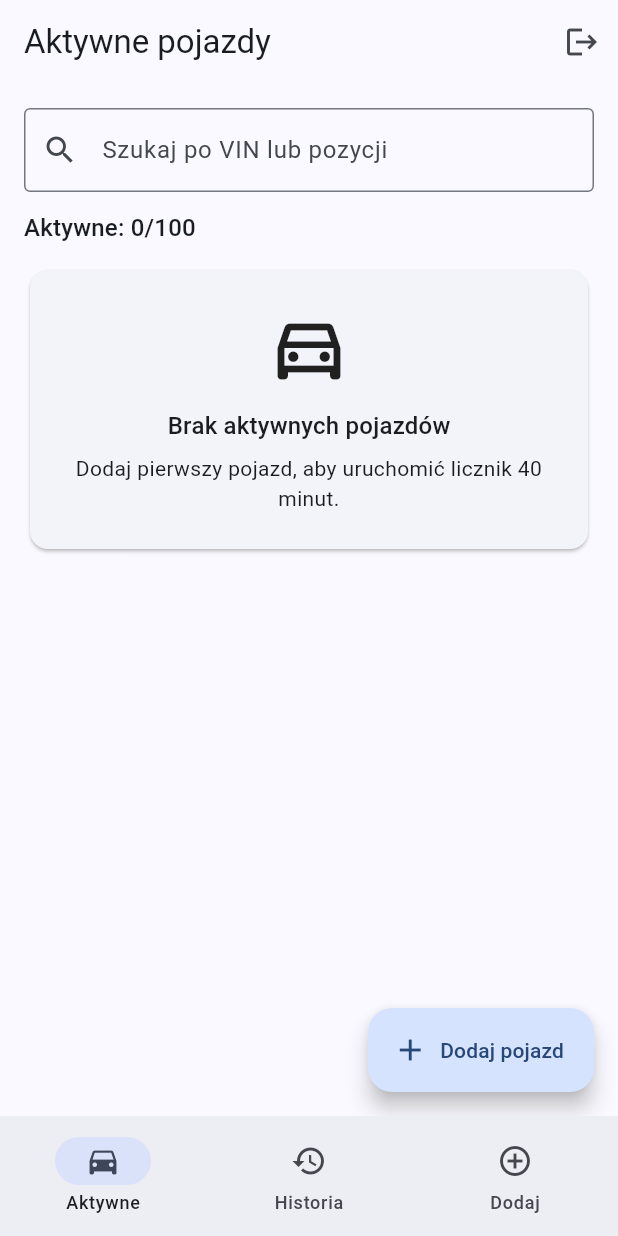
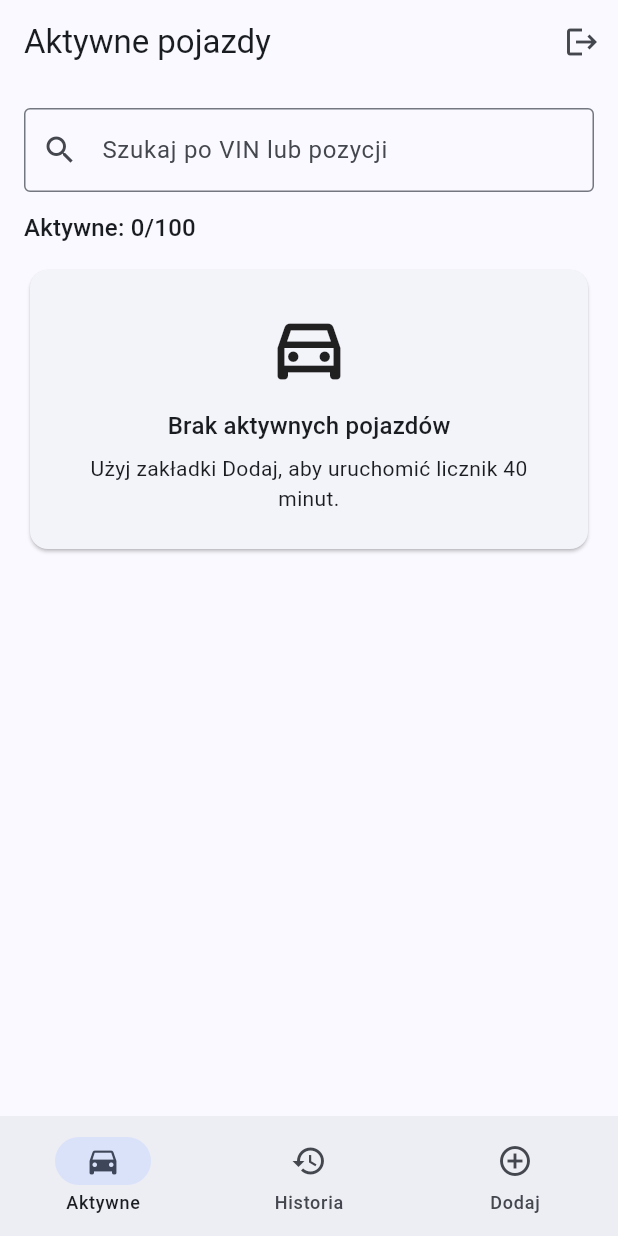
Before and after one commit to ZIVOTECH-App/VIN-App-WEGA-A, a Flutter app: the screen it shows once a user with an empty profile is signed in, on a phone screen of 412 x 824 dp. Run offline on Flutter 3.47's test engine with Material 3 defaults, Android fonts, the phone set to English and light mode, and no system bars; our stand-ins replace camera, cloud_firestore, firebase_auth, firebase_core; missing offline and left inert: google_mlkit_text_recognition; accounts and stored records are empty.

Commit message:
Integrate active vehicles with main navigation

```diff
--- a/lib/features/vehicles/presentation/active_vehicles_screen.dart
+++ b/lib/features/vehicles/presentation/active_vehicles_screen.dart
@@ -3,8 +3,6 @@ import 'dart:async';
 import 'package:cloud_firestore/cloud_firestore.dart';
 import 'package:firebase_auth/firebase_auth.dart';
 import 'package:flutter/material.dart';
-
-import 'add_vehicle_screen.dart';
 
 class ActiveVehiclesScreen extends StatefulWidget {
   const ActiveVehiclesScreen({super.key});
@@ -24,9 +22,7 @@ class _ActiveVehiclesScreenState extends State<ActiveVehiclesScreen> {
     super.initState();
     _searchController.addListener(_onSearchChanged);
     _refreshTimer = Timer.periodic(const Duration(seconds: 1), (_) {
-      if (mounted) {
-        setState(() {});
-      }
+      if (mounted) setState(() {});
     });
   }
 
@@ -41,12 +37,6 @@ class _ActiveVehiclesScreenState extends State<ActiveVehiclesScreen> {
       ..removeListener(_onSearchChanged)
       ..dispose();
     super.dispose();
-  }
-
-  Future<void> _openAddVehicle() async {
-    await Navigator.of(context).push<bool>(
-      MaterialPageRoute(builder: (_) => const AddVehicleScreen()),
-    );
   }
 
   Future<void> _finishVehicle(
@@ -172,7 +162,7 @@ class _ActiveVehiclesScreenState extends State<ActiveVehiclesScreen> {
 
             return ListView(
               keyboardDismissBehavior: ScrollViewKeyboardDismissBehavior.onDrag,
-              padding: const EdgeInsets.fromLTRB(16, 16, 16, 96),
+              padding: const EdgeInsets.all(16),
               children: [
                 TextField(
                   controller: _searchController,
@@ -207,7 +197,7 @@ class _ActiveVehiclesScreenState extends State<ActiveVehiclesScreen> {
                   const _MessageView(
                     icon: Icons.directions_car_outlined,
                     title: 'Brak aktywnych pojazdów',
-                    message: 'Dodaj pierwszy pojazd, aby uruchomić licznik 40 minut.',
+                    message: 'Użyj zakładki Dodaj, aby uruchomić licznik 40 minut.',
                   )
                 else if (filteredVehicles.isEmpty)
                   const _MessageView(
@@ -227,11 +217,6 @@ class _ActiveVehiclesScreenState extends State<ActiveVehiclesScreen> {
             );
           },
         ),
-      ),
-      floatingActionButton: FloatingActionButton.extended(
-        onPressed: _openAddVehicle,
-        icon: const Icon(Icons.add),
-        label: const Text('Dodaj pojazd'),
       ),
     );
   }
```
